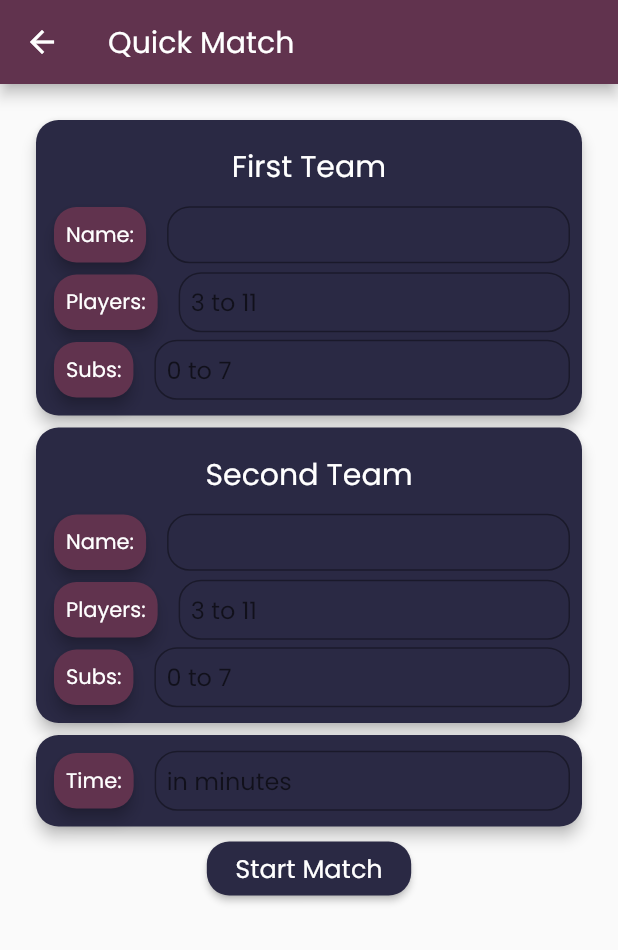
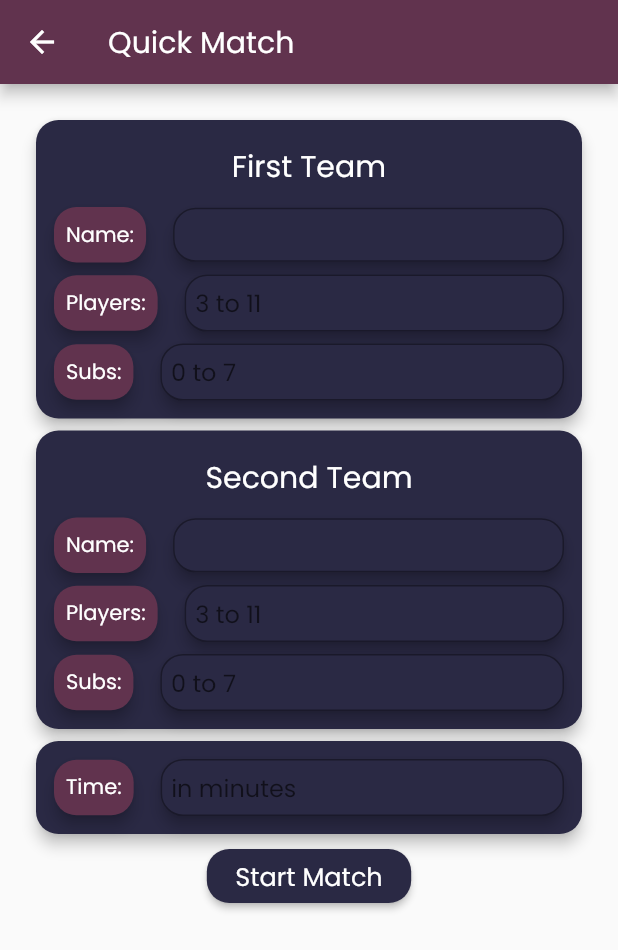
Before and after one commit to harshalh10/football-scorer, a Flutter app: the screen it shows after launch, after a tap on "Quick Match", on a phone screen of 412 x 824 dp. Shown: the top 950 px of the screen. Run offline on Flutter 3.47's test engine with Material 2 defaults, Android fonts, the light colour scheme and no system bars; our stand-ins replace stop_watch_timer.

Commit message:
passing all team inputs and time from Quick Match Screen to Match Screen

```diff
--- a/lib/custom/team_input_card.dart
+++ b/lib/custom/team_input_card.dart
@@ -3,8 +3,8 @@ import 'package:flutter/services.dart';
 
 class TeamInputCard extends StatefulWidget {
   // const TeamInputCard({Key? key}) : super(key: key);
-  final String team;
-  TeamInputCard(this.team);
+  final String teamCardName;
+  TeamInputCard(this.teamCardName);
   bool flag = false;
   final teamNameController = TextEditingController(
     text: null,
@@ -15,20 +15,22 @@ class TeamInputCard extends StatefulWidget {
   final teamSubsController = TextEditingController(
     text: null,
   );
+
   bool inputTeamValidator() {
     this.flag = false;
-    if (teamNameController.text == null ||
-        teamPlayersController.text == null ||
-        teamSubsController.text == null) {
+    if (teamNameController.text.isEmpty ||
+        teamPlayersController.text.isEmpty ||
+        teamSubsController.text.isEmpty) {
       print("null");
       return this.flag;
     }
-    final int teamPlayers = int.parse(teamPlayersController.text);
-    final int teamSubs = int.parse(teamSubsController.text);
+    final int teamPlayers = int.parse(this.teamPlayersController.text);
+    final int teamSubs = int.parse(this.teamSubsController.text);
     if (teamPlayers < 3 || teamPlayers > 11 || teamSubs > 7) {
       print("players subs");
       return this.flag;
     }
+
     this.flag = true;
     return this.flag;
   }
@@ -53,7 +55,7 @@ class _TeamInputCardState extends State<TeamInputCard> {
             Padding(
               padding: const EdgeInsets.all(8.0),
               child: Text(
-                widget.team,
+                widget.teamCardName,
                 style: TextStyle(
                   fontSize: 20,
                 ),
@@ -76,6 +78,12 @@ class _TeamInputCardState extends State<TeamInputCard> {
                   width: 10,
                 ),
                 Expanded(
+                  child: Card(
+                    color: Theme.of(context).accentColor,
+                    shape: RoundedRectangleBorder(
+                      borderRadius: BorderRadius.circular(15.0),
+                    ),
+                    elevation: 4,
                     child: TextField(
                       controller: widget.teamNameController,
                       keyboardType: TextInputType.text,
@@ -88,7 +96,8 @@ class _TeamInputCardState extends State<TeamInputCard> {
                           borderRadius: BorderRadius.circular(15.0),
                         ),
                         isDense: true, // Added this
-                      contentPadding: EdgeInsets.all(8),
+                        contentPadding: EdgeInsets.all(7),
+                      ),
                     ),
                   ),
                 ),
@@ -111,6 +120,12 @@ class _TeamInputCardState extends State<TeamInputCard> {
                   width: 10,
                 ),
                 Expanded(
+                  child: Card(
+                    color: Theme.of(context).accentColor,
+                    shape: RoundedRectangleBorder(
+                      borderRadius: BorderRadius.circular(15.0),
+                    ),
+                    elevation: 4,
                     child: TextField(
                       controller: widget.teamPlayersController,
                       keyboardType: TextInputType.number,
@@ -126,8 +141,9 @@ class _TeamInputCardState extends State<TeamInputCard> {
                           borderRadius: BorderRadius.circular(15.0),
                         ),
                         isDense: true,
-                      contentPadding: EdgeInsets.all(8),
+                        contentPadding: EdgeInsets.all(7),
                         hintText: "3 to 11",
+                      ),
                     ),
                   ),
                 ),
@@ -150,6 +166,12 @@ class _TeamInputCardState extends State<TeamInputCard> {
                   width: 10,
                 ),
                 Expanded(
+                  child: Card(
+                    color: Theme.of(context).accentColor,
+                    shape: RoundedRectangleBorder(
+                      borderRadius: BorderRadius.circular(15.0),
+                    ),
+                    elevation: 4,
                     child: TextField(
                       controller: widget.teamSubsController,
                       keyboardType: TextInputType.number,
@@ -165,8 +187,9 @@ class _TeamInputCardState extends State<TeamInputCard> {
                           borderRadius: BorderRadius.circular(15.0),
                         ),
                         isDense: true,
-                      contentPadding: EdgeInsets.all(8),
+                        contentPadding: EdgeInsets.all(7),
                         hintText: "0 to 7",
+                      ),
                     ),
                   ),
                 ),
--- a/lib/screens/team_creation_screen.dart
+++ b/lib/screens/team_creation_screen.dart
@@ -2,6 +2,7 @@ import 'package:flutter/material.dart';
 import 'package:flutter/services.dart';
 
 import '../custom/team_input_card.dart';
+import '../models/team.dart';
 
 class TeamCreationScreen extends StatefulWidget {
   const TeamCreationScreen({Key? key}) : super(key: key);
@@ -10,18 +11,18 @@ class TeamCreationScreen extends StatefulWidget {
 }
 
 class _TeamCreationScreenState extends State<TeamCreationScreen> {
-  TeamInputCard firstTeam = TeamInputCard(
+  TeamInputCard firstTeam = new TeamInputCard(
     "First Team",
   );
-  TeamInputCard secondTeam = TeamInputCard(
+  TeamInputCard secondTeam = new TeamInputCard(
     "Second Team",
   );
-  final timeController = TextEditingController(
+  final timeController = new TextEditingController(
     text: null,
   );
 
   bool teamCreationValidator() {
-    if (timeController.text == null) {
+    if (timeController.text.isEmpty) {
       return false;
     }
     final int time = int.parse(timeController.text);
@@ -92,6 +93,12 @@ class _TeamCreationScreenState extends State<TeamCreationScreen> {
                           width: 10,
                         ),
                         Expanded(
+                          child: Card(
+                            color: Theme.of(context).accentColor,
+                            shape: RoundedRectangleBorder(
+                              borderRadius: BorderRadius.circular(15.0),
+                            ),
+                            elevation: 4,
                             child: TextField(
                               controller: timeController,
                               keyboardType: TextInputType.number,
@@ -108,7 +115,8 @@ class _TeamCreationScreenState extends State<TeamCreationScreen> {
                                   borderRadius: BorderRadius.circular(15.0),
                                 ),
                                 isDense: true,
-                              contentPadding: EdgeInsets.all(8),
+                                contentPadding: EdgeInsets.all(7),
+                              ),
                             ),
                           ),
                         ),
@@ -120,7 +128,26 @@ class _TeamCreationScreenState extends State<TeamCreationScreen> {
                   onPressed: () {
                     print("start button taped");
                     if (this.teamCreationValidator()) {
-                      Navigator.pushNamed(context, '/match', arguments: null);
+                      final team1 = Team(
+                        firstTeam.teamNameController.text,
+                        int.parse(firstTeam.teamPlayersController.text),
+                        int.parse(firstTeam.teamSubsController.text),
+                      );
+                      final team2 = Team(
+                        secondTeam.teamNameController.text,
+                        int.parse(secondTeam.teamPlayersController.text),
+                        int.parse(secondTeam.teamSubsController.text),
+                      );
+                      var arguments = {
+                        'firstTeam': team1,
+                        'secondTeam': team2,
+                        'time': int.parse(timeController.text)
+                      };
+                      Navigator.pushNamed(
+                        context,
+                        '/match',
+                        arguments: arguments,
+                      );
                       print("in match screen");
                     }
                   },
--- a/pubspec.yaml
+++ b/pubspec.yaml
@@ -28,6 +28,7 @@ dependencies:
   # The following adds the Cupertino Icons font to your application.
   # Use with the CupertinoIcons class for iOS style icons.
   cupertino_icons: ^1.0.2
+  stop_watch_timer: ^1.3.0
 
 dev_dependencies:
   flutter_test:
```
Also changed, not shown: lib/custom/game_choice.dart (+5 -2 lines), lib/custom/team_stats_title_card.dart (added, +22 -0 lines), lib/screens/count_down_timer_screen.dart (added, +144 -0 lines), lib/screens/match.dart (+82 -4 lines), pubspec.lock. Lines whose indentation alone changed are shown as unchanged.
